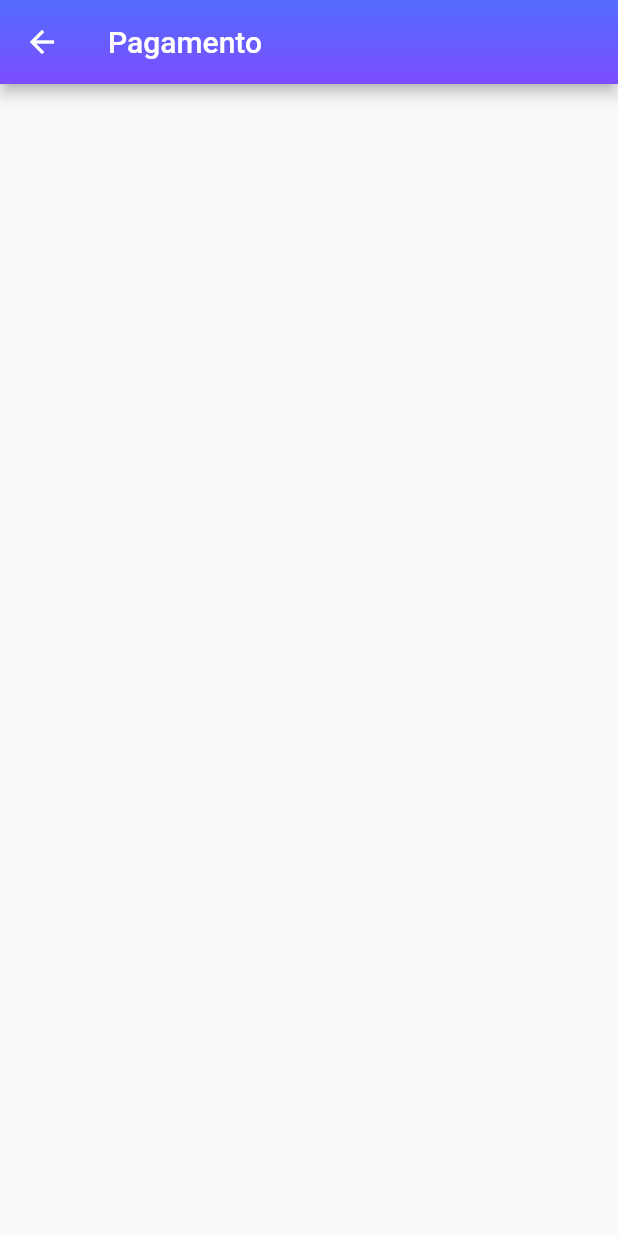
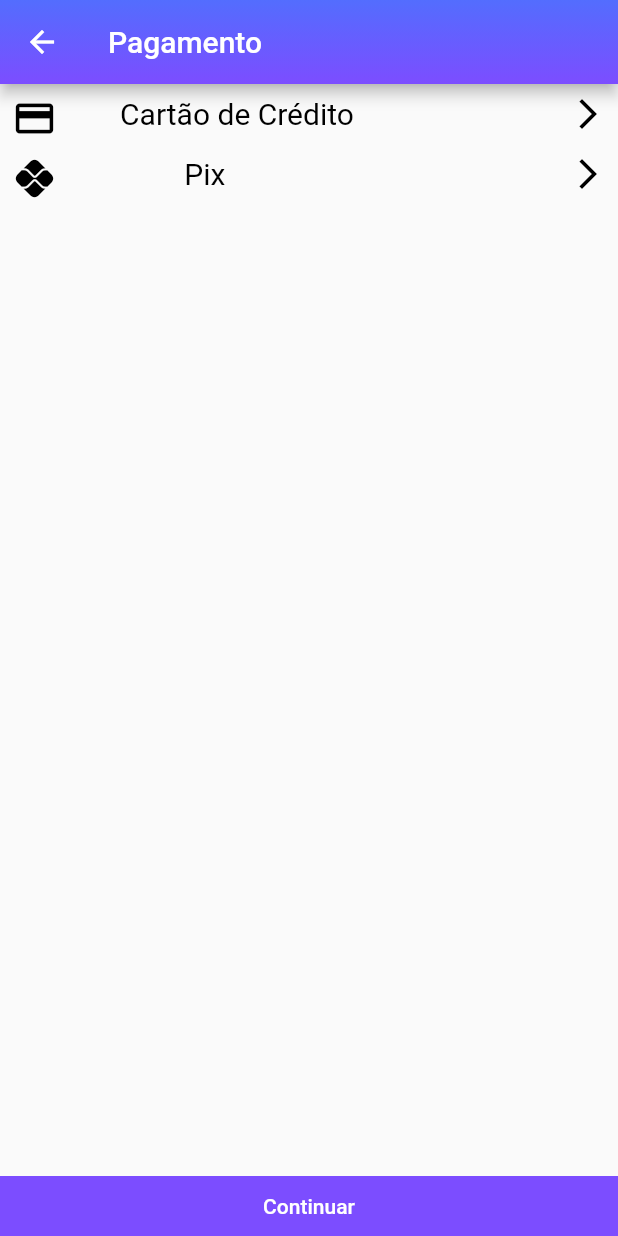
Before and after one commit to Bruno-rag/primeiro_app_flutter, a Flutter app: the PagamentoPage screen opened directly, on a phone screen of 412 x 824 dp. Run offline on Flutter 3.47's test engine with Material 2 defaults, Android fonts, the phone set to English and light mode, and no system bars.

Commit message:
commit v1

```diff
--- a/lib/main.dart
+++ b/lib/main.dart
@@ -16,7 +16,7 @@ class MyApp extends StatelessWidget {
   @override
   Widget build(BuildContext context) {
     return MaterialApp(
-      title: 'Flutter Demo',
+      title: 'Flutter',
       debugShowCheckedModeBanner: false,
       theme: ThemeData(
         primarySwatch: Colors.blueGrey,
--- a/lib/pages/Carrinho/pagamento.page.dart
+++ b/lib/pages/Carrinho/pagamento.page.dart
@@ -1,4 +1,6 @@
 import 'package:flutter/material.dart';
+import 'package:primeiro_app_flutter/pages/Carrinho/cartao.page.dart';
+import 'package:primeiro_app_flutter/pages/Carrinho/pix.page.dart';
 
 class PagamentoPage extends StatefulWidget {
   const PagamentoPage({Key? key}) : super(key: key);
@@ -26,6 +28,115 @@ class _PagamentoPageState extends State<PagamentoPage> {
           ),
         ),
       ),
+      body: Column(
+        children: [
+          //Cartão de credito
+          Container(
+            height: 40,
+            alignment: Alignment.centerLeft,
+            child: SizedBox.expand(
+              child: TextButton(
+                child: Row(
+                  mainAxisAlignment: MainAxisAlignment.spaceBetween,
+                  children: [
+                    Icon(
+                        Icons.credit_card,
+                        size: 30,
+                        color: Colors.black
+                    ),
+                    Text(
+                      "Cartão de Crédito",
+                      textAlign: TextAlign.left,
+                      style: TextStyle(
+                          fontWeight: FontWeight.normal,
+                          fontSize: 20,
+                          color: Colors.black
+                      ),
+                    ),
+                    SizedBox(
+                      width: 60,
+                    ),
+                    Icon(
+                        Icons.arrow_forward_ios,
+                        color: Colors.black
+                    ),
+                  ],
+                ),
+                onPressed: () {
+                  Navigator.of(context).push<int>(
+                    MaterialPageRoute(
+                      builder: (_)=> CartaoPage(),
+                    ),
+                  );
+                },
+              ),
+            ),
+          ),
+          //pix
+          Container(
+            height: 40,
+            child: SizedBox.expand(
+              child: TextButton(
+                child: Row(
+                  mainAxisAlignment: MainAxisAlignment.spaceBetween,
+                  children: [
+                    Icon(
+                        Icons.pix,
+                        size: 30,
+                        color: Colors.black
+                    ),
+                    Text(
+                      "Pix",
+                      textAlign: TextAlign.right,
+                      style: TextStyle(
+                          fontWeight: FontWeight.normal,
+                          fontSize: 20,
+                          color: Colors.black
+                      ),
+                    ),
+                    SizedBox(
+                      width: 60,
+                    ),
+                    Icon(
+                        Icons.arrow_forward_ios,
+                        color: Colors.black
+                    ),
+                  ],
+                ),
+                onPressed: () {
+                  Navigator.of(context).push<int>(
+                    MaterialPageRoute(
+                      builder: (_)=> PixPage(),
+                    ),
+                  );
+                },
+              ),
+            ),
+          ),
+          Expanded(
+            child: Container(),),
+          Container(
+            height: 40,
+            width: MediaQuery.of(context).size.width,
+            color: Colors.deepPurpleAccent,
+            child: TextButton(
+              child: Text(
+                "Continuar",
+                style: TextStyle(
+                  color: Colors.white,
+                ),
+              ),
+              onPressed: () {
+                Navigator.of(context).push<int>(
+                  MaterialPageRoute(
+                    builder: (_)=> PagamentoPage(),
+                  ),
+                );
+              },
+            ),
+          ),
+        ],
+      ),
     );
   }
 }
```
Also changed, not shown: lib/pages/Carrinho/cartao.page.dart (added, +31 -0 lines), lib/pages/Carrinho/pix.page.dart (added, +31 -0 lines).
